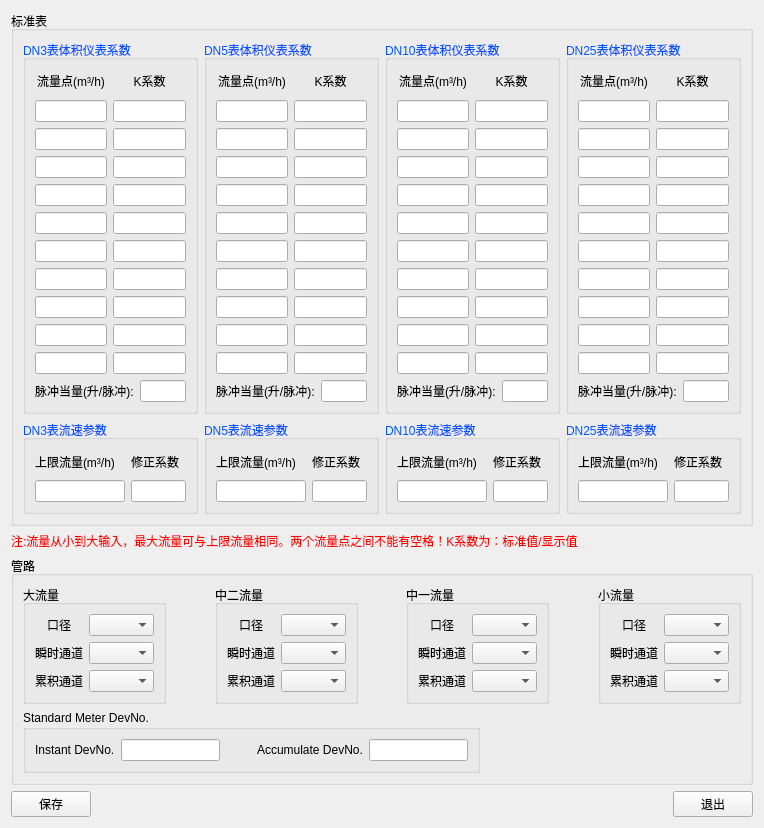
Old version of the form source/systemset/systemsetdlg/ui/stdmtrparaset.ui in the repository flimmy78/qtverify.
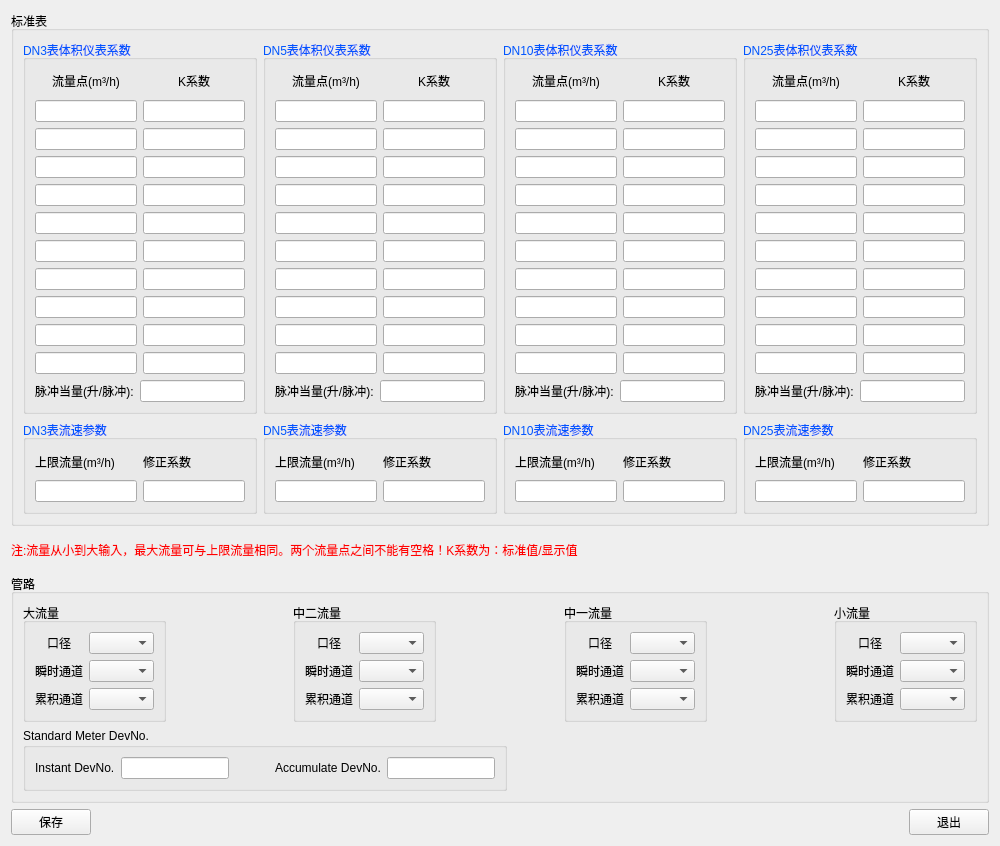
New version of the form. Icons and pictures are not drawn.

Commit message: 标准铂电阻参数设置界面优化

What changed in the file:
```diff
--- a/source/systemset/systemsetdlg/ui/stdmtrparaset.ui
+++ b/source/systemset/systemsetdlg/ui/stdmtrparaset.ui
@@ -9,8 +9,8 @@
    <rect>
     <x>0</x>
     <y>0</y>
-    <width>764</width>
-    <height>751</height>
+    <width>1000</width>
+    <height>846</height>
    </rect>
   </property>
   <property name="windowTitle">
```
The commit also changes 2 other files.
